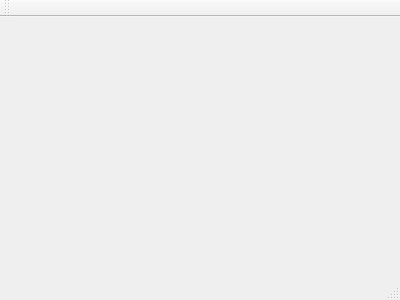
Above: MySaflta/mainwindow.ui from sandeep123patel/Tao before the change. Below: the same form after it.
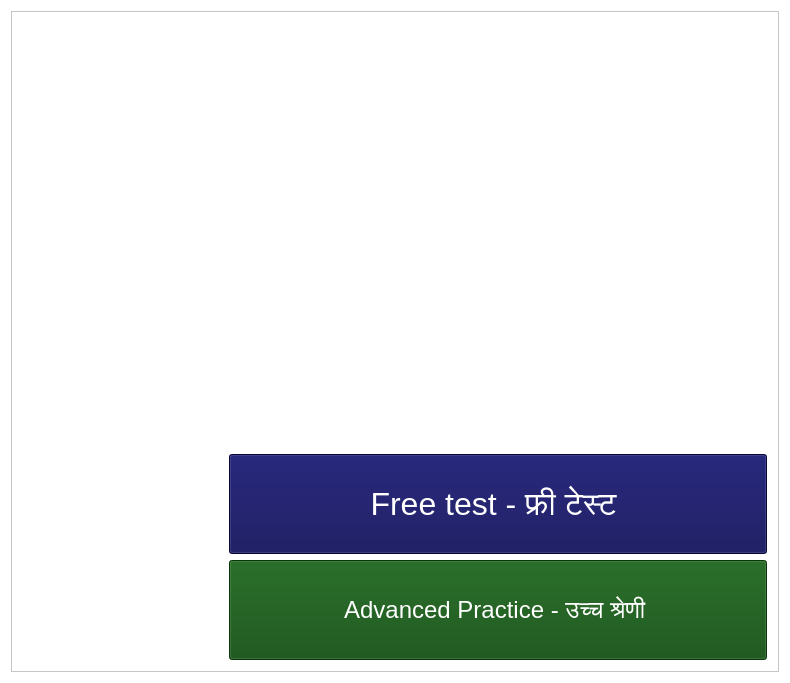
That is the form after the change. Icons and pictures are not drawn.

```diff
--- a/MySaflta/mainwindow.ui
+++ b/MySaflta/mainwindow.ui
@@ -1,24 +1,131 @@
 <ui version="4.0">
  <class>MainWindow</class>
- <widget class="QMainWindow" name="MainWindow" >
-  <property name="geometry" >
+ <widget class="QMainWindow" name="MainWindow">
+  <property name="geometry">
    <rect>
     <x>0</x>
     <y>0</y>
-    <width>400</width>
-    <height>300</height>
+    <width>790</width>
+    <height>683</height>
    </rect>
   </property>
-  <property name="windowTitle" >
+  <property name="sizePolicy">
+   <sizepolicy hsizetype="Expanding" vsizetype="Expanding">
+    <horstretch>0</horstretch>
+    <verstretch>0</verstretch>
+   </sizepolicy>
+  </property>
+  <property name="windowTitle">
    <string>MainWindow</string>
   </property>
-  <widget class="QMenuBar" name="menuBar" />
-  <widget class="QToolBar" name="mainToolBar" />
-  <widget class="QWidget" name="centralWidget" />
-  <widget class="QStatusBar" name="statusBar" />
+  <property name="styleSheet">
+   <string notr="true">background-color: rgb(255, 255, 255);</string>
+  </property>
+  <widget class="QWidget" name="centralWidget">
+   <layout class="QGridLayout" name="gridLayout">
+    <item row="0" column="0">
+     <widget class="QScrollArea" name="scrollArea">
+      <property name="widgetResizable">
+       <bool>true</bool>
+      </property>
+      <widget class="QWidget" name="scrollAreaWidgetContents">
+       <property name="geometry">
+        <rect>
+         <x>0</x>
+         <y>0</y>
+         <width>770</width>
+         <height>663</height>
+        </rect>
+       </property>
+       <layout class="QGridLayout" name="gridLayout_2">
+        <item row="2" column="1">
+         <widget class="QPushButton" name="pushButton_2">
+          <property name="minimumSize">
+           <size>
+            <width>100</width>
+            <height>100</height>
+           </size>
+          </property>
+          <property name="font">
+           <font>
+            <pointsize>18</pointsize>
+           </font>
+          </property>
+          <property name="styleSheet">
+           <string notr="true">color: rgb(255, 255, 255);
+background-color: rgb(13, 76, 13);</string>
+          </property>
+          <property name="text">
+           <string>Advanced Practice - उच्च श्रेणी </string>
+          </property>
+         </widget>
+        </item>
+        <item row="0" column="0" colspan="2">
+         <widget class="QLabel" name="label">
+          <property name="styleSheet">
+           <string notr="true">image: url(:/Image/GK.png);</string>
+          </property>
+          <property name="text">
+           <string/>
+          </property>
+         </widget>
+        </item>
+        <item row="1" column="1">
+         <widget class="QPushButton" name="pushButton">
+          <property name="minimumSize">
+           <size>
+            <width>100</width>
+            <height>100</height>
+           </size>
+          </property>
+          <property name="font">
+           <font>
+            <pointsize>24</pointsize>
+           </font>
+          </property>
+          <property name="styleSheet">
+           <string notr="true">background-color: rgb(9, 8, 83);
+color: rgb(255, 255, 255);</string>
+          </property>
+          <property name="text">
+           <string>Free test - फ्री टेस्ट </string>
+          </property>
+         </widget>
+        </item>
+        <item row="2" column="0">
+         <widget class="QLabel" name="label_2">
+          <property name="styleSheet">
+           <string notr="true">image: url(:/Image/lock-button.png);</string>
+          </property>
+          <property name="text">
+           <string/>
+          </property>
+         </widget>
+        </item>
+        <item row="1" column="0">
+         <widget class="QLabel" name="label_3">
+          <property name="maximumSize">
+           <size>
+            <width>200</width>
+            <height>16777215</height>
+           </size>
+          </property>
+          <property name="styleSheet">
+           <string notr="true">image: url(:/Image/giftbox.png);</string>
+          </property>
+          <property name="text">
+           <string/>
+          </property>
+         </widget>
+        </item>
+       </layout>
+      </widget>
+     </widget>
+    </item>
+   </layout>
+  </widget>
  </widget>
- <layoutDefault spacing="6" margin="11" />
- <pixmapfunction></pixmapfunction>
+ <layoutdefault spacing="6" margin="11"/>
  <resources/>
  <connections/>
 </ui>
```
Left out of the diff: 1 changed line with no effect on the pictures.
